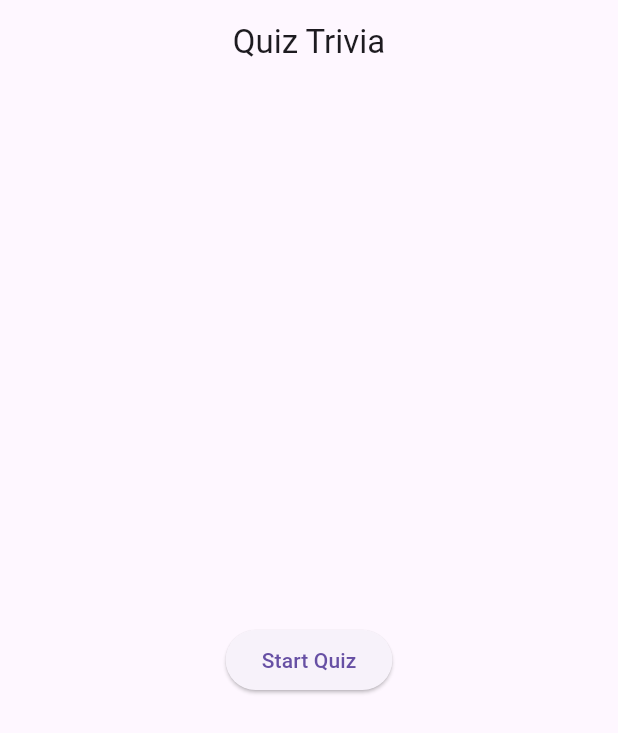
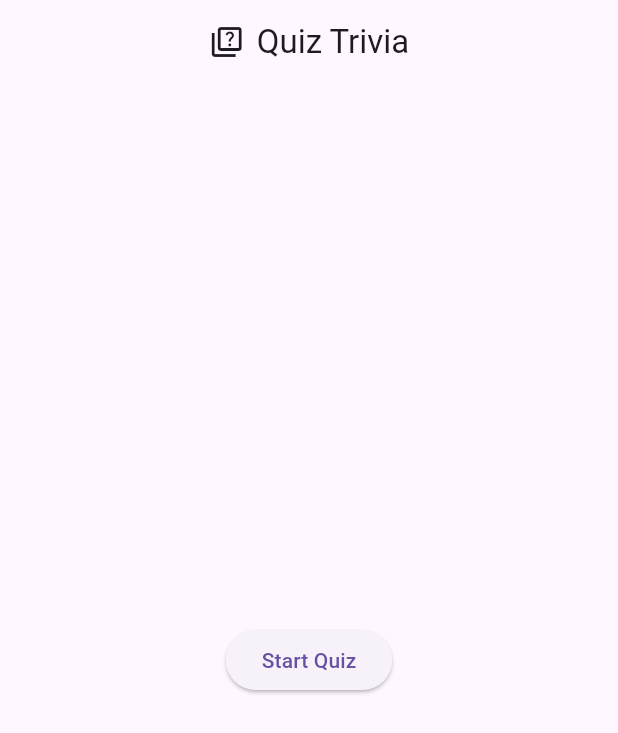
Before and after one commit to abdymazhittoretay/quiz_trivia_app, a Flutter app: the screen it shows after launch, on a phone screen of 412 x 824 dp. Shown: the top 733 px of the screen. Run offline on Flutter 3.47's test engine with Material 3 defaults, Android fonts, the phone set to English and light mode, and no system bars.

Commit message:
added icon to the appbar

```diff
--- a/lib/pages/home_page.dart
+++ b/lib/pages/home_page.dart
@@ -6,7 +6,19 @@
   @override
   Widget build(BuildContext context) {
     return Scaffold(
-      appBar: AppBar(title: const Text('Quiz Trivia'), centerTitle: true),
+      appBar: AppBar(
+        title: Row(
+          mainAxisAlignment: MainAxisAlignment.center,
+          crossAxisAlignment: CrossAxisAlignment.center,
+          mainAxisSize: MainAxisSize.min,
+          children: [
+            const Icon(Icons.quiz_outlined),
+            const SizedBox(width: 8.0),
+            const Text('Quiz Trivia'),
+          ],
+        ),
+        centerTitle: true,
+      ),
       body: Center(
         child: ElevatedButton(
           onPressed: () => () {},
```
